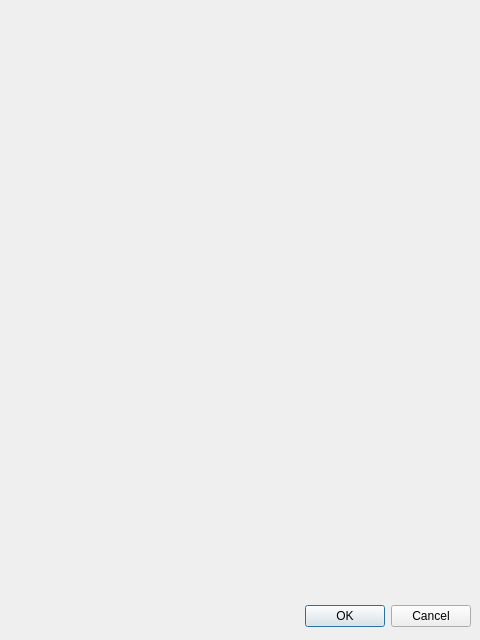
Above: ofdEditor/model/Widget/FontSettingDialog.ui from mcoder2014/ofdEditor before the change. Below: the same form after it.
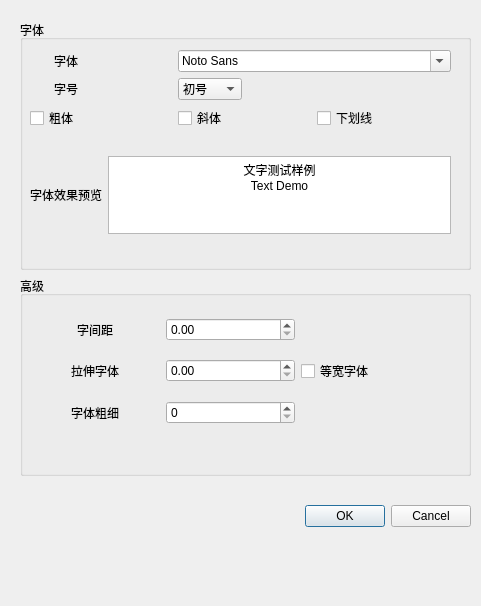
That is the form after the change.

```diff
--- a/ofdEditor/model/Widget/FontSettingDialog.ui
+++ b/ofdEditor/model/Widget/FontSettingDialog.ui
@@ -5,28 +5,585 @@
    <rect>
     <x>0</x>
     <y>0</y>
-    <width>480</width>
-    <height>640</height>
+    <width>481</width>
+    <height>606</height>
    </rect>
   </property>
+  <property name="sizePolicy">
+   <sizepolicy hsizetype="Fixed" vsizetype="Fixed">
+    <horstretch>0</horstretch>
+    <verstretch>0</verstretch>
+   </sizepolicy>
+  </property>
   <property name="windowTitle">
    <string>Dialog</string>
   </property>
-  <widget class="QDialogButtonBox" name="buttonBox">
+  <widget class="QWidget" name="verticalLayoutWidget">
    <property name="geometry">
     <rect>
-     <x>10</x>
-     <y>600</y>
-     <width>461</width>
-     <height>32</height>
+     <x>20</x>
+     <y>20</y>
+     <width>451</width>
+     <height>571</height>
     </rect>
    </property>
-   <property name="orientation">
-    <enum>Qt::Horizontal</enum>
-   </property>
-   <property name="standardButtons">
-    <set>QDialogButtonBox::Cancel|QDialogButtonBox::Ok</set>
-   </property>
+   <layout class="QVBoxLayout" name="verticalLayout">
+    <item>
+     <widget class="QGroupBox" name="groupBox">
+      <property name="minimumSize">
+       <size>
+        <width>200</width>
+        <height>250</height>
+       </size>
+      </property>
+      <property name="maximumSize">
+       <size>
+        <width>480</width>
+        <height>400</height>
+       </size>
+      </property>
+      <property name="title">
+       <string>字体</string>
+      </property>
+      <widget class="QWidget" name="gridLayoutWidget">
+       <property name="geometry">
+        <rect>
+         <x>10</x>
+         <y>30</y>
+         <width>421</width>
+         <height>184</height>
+        </rect>
+       </property>
+       <layout class="QGridLayout" name="gridLayout_3">
+        <item row="5" column="0">
+         <spacer name="verticalSpacer">
+          <property name="orientation">
+           <enum>Qt::Vertical</enum>
+          </property>
+          <property name="sizeType">
+           <enum>QSizePolicy::Fixed</enum>
+          </property>
+          <property name="sizeHint" stdset="0">
+           <size>
+            <width>20</width>
+            <height>20</height>
+           </size>
+          </property>
+         </spacer>
+        </item>
+        <item row="4" column="0">
+         <widget class="QCheckBox" name="checkBold">
+          <property name="text">
+           <string>粗体</string>
+          </property>
+         </widget>
+        </item>
+        <item row="5" column="1">
+         <spacer name="verticalSpacer_7">
+          <property name="orientation">
+           <enum>Qt::Vertical</enum>
+          </property>
+          <property name="sizeHint" stdset="0">
+           <size>
+            <width>20</width>
+            <height>40</height>
+           </size>
+          </property>
+         </spacer>
+        </item>
+        <item row="0" column="0">
+         <widget class="QLabel" name="label_2">
+          <property name="text">
+           <string>字体</string>
+          </property>
+          <property name="alignment">
+           <set>Qt::AlignCenter</set>
+          </property>
+         </widget>
+        </item>
+        <item row="2" column="0">
+         <widget class="QLabel" name="label">
+          <property name="text">
+           <string>字号</string>
+          </property>
+          <property name="alignment">
+           <set>Qt::AlignCenter</set>
+          </property>
+         </widget>
+        </item>
+        <item row="4" column="4">
+         <widget class="QCheckBox" name="checkBox_2">
+          <property name="text">
+           <string>下划线</string>
+          </property>
+         </widget>
+        </item>
+        <item row="5" column="2">
+         <spacer name="verticalSpacer_5">
+          <property name="orientation">
+           <enum>Qt::Vertical</enum>
+          </property>
+          <property name="sizeHint" stdset="0">
+           <size>
+            <width>20</width>
+            <height>40</height>
+           </size>
+          </property>
+         </spacer>
+        </item>
+        <item row="8" column="0">
+         <widget class="QLabel" name="label_3">
+          <property name="text">
+           <string>字体效果预览</string>
+          </property>
+         </widget>
+        </item>
+        <item row="8" column="1" colspan="5">
+         <widget class="QTextBrowser" name="textBrowser">
+          <property name="html">
+           <string>&lt;!DOCTYPE HTML PUBLIC &quot;-//W3C//DTD HTML 4.0//EN&quot; &quot;http://www.w3.org/TR/REC-html40/strict.dtd&quot;&gt;
+&lt;html&gt;&lt;head&gt;&lt;meta name=&quot;qrichtext&quot; content=&quot;1&quot; /&gt;&lt;style type=&quot;text/css&quot;&gt;
+p, li { white-space: pre-wrap; }
+&lt;/style&gt;&lt;/head&gt;&lt;body style=&quot; font-family:'SimSun'; font-size:9pt; font-weight:400; font-style:normal;&quot;&gt;
+&lt;p align=&quot;center&quot; style=&quot; margin-top:0px; margin-bottom:0px; margin-left:0px; margin-right:0px; -qt-block-indent:0; text-indent:0px;&quot;&gt;文字测试样例&lt;/p&gt;
+&lt;p align=&quot;center&quot; style=&quot; margin-top:0px; margin-bottom:0px; margin-left:0px; margin-right:0px; -qt-block-indent:0; text-indent:0px;&quot;&gt;Text Demo&lt;/p&gt;&lt;/body&gt;&lt;/html&gt;</string>
+          </property>
+         </widget>
+        </item>
+        <item row="4" column="2">
+         <widget class="QCheckBox" name="checkItalic">
+          <property name="text">
+           <string>斜体</string>
+          </property>
+         </widget>
+        </item>
+        <item row="5" column="3">
+         <spacer name="verticalSpacer_2">
+          <property name="orientation">
+           <enum>Qt::Vertical</enum>
+          </property>
+          <property name="sizeHint" stdset="0">
+           <size>
+            <width>20</width>
+            <height>40</height>
+           </size>
+          </property>
+         </spacer>
+        </item>
+        <item row="5" column="5">
+         <spacer name="verticalSpacer_4">
+          <property name="orientation">
+           <enum>Qt::Vertical</enum>
+          </property>
+          <property name="sizeHint" stdset="0">
+           <size>
+            <width>20</width>
+            <height>40</height>
+           </size>
+          </property>
+         </spacer>
+        </item>
+        <item row="2" column="2">
+         <widget class="QComboBox" name="comboFontSize">
+          <property name="sizeAdjustPolicy">
+           <enum>QComboBox::AdjustToContents</enum>
+          </property>
+          <item>
+           <property name="text">
+            <string>初号</string>
+           </property>
+          </item>
+          <item>
+           <property name="text">
+            <string>小初</string>
+           </property>
+          </item>
+          <item>
+           <property name="text">
+            <string>一号</string>
+           </property>
+          </item>
+          <item>
+           <property name="text">
+            <string>小一</string>
+           </property>
+          </item>
+          <item>
+           <property name="text">
+            <string>二号</string>
+           </property>
+          </item>
+          <item>
+           <property name="text">
+            <string>小二</string>
+           </property>
+          </item>
+          <item>
+           <property name="text">
+            <string>三号</string>
+           </property>
+          </item>
+          <item>
+           <property name="text">
+            <string>小三</string>
+           </property>
+          </item>
+          <item>
+           <property name="text">
+            <string>四号</string>
+           </property>
+          </item>
+          <item>
+           <property name="text">
+            <string>小四</string>
+           </property>
+          </item>
+          <item>
+           <property name="text">
+            <string>五号</string>
+           </property>
+          </item>
+          <item>
+           <property name="text">
+            <string>小五</string>
+           </property>
+          </item>
+          <item>
+           <property name="text">
+            <string>六号</string>
+           </property>
+          </item>
+          <item>
+           <property name="text">
+            <string>小六</string>
+           </property>
+          </item>
+          <item>
+           <property name="text">
+            <string>七号</string>
+           </property>
+          </item>
+          <item>
+           <property name="text">
+            <string>八号</string>
+           </property>
+          </item>
+          <item>
+           <property name="text">
+            <string>5</string>
+           </property>
+          </item>
+          <item>
+           <property name="text">
+            <string>5.5</string>
+           </property>
+          </item>
+          <item>
+           <property name="text">
+            <string>6.5</string>
+           </property>
+          </item>
+          <item>
+           <property name="text">
+            <string>7.5</string>
+           </property>
+          </item>
+          <item>
+           <property name="text">
+            <string>8</string>
+           </property>
+          </item>
+          <item>
+           <property name="text">
+            <string>9</string>
+           </property>
+          </item>
+          <item>
+           <property name="text">
+            <string>10</string>
+           </property>
+          </item>
+          <item>
+           <property name="text">
+            <string>10.5</string>
+           </property>
+          </item>
+          <item>
+           <property name="text">
+            <string>11</string>
+           </property>
+          </item>
+          <item>
+           <property name="text">
+            <string>12</string>
+           </property>
+          </item>
+          <item>
+           <property name="text">
+            <string>14</string>
+           </property>
+          </item>
+          <item>
+           <property name="text">
+            <string>16</string>
+           </property>
+          </item>
+          <item>
+           <property name="text">
+            <string>18</string>
+           </property>
+          </item>
+          <item>
+           <property name="text">
+            <string>20</string>
+           </property>
+          </item>
+          <item>
+           <property name="text">
+            <string>22</string>
+           </property>
+          </item>
+          <item>
+           <property name="text">
+            <string>24</string>
+           </property>
+          </item>
+          <item>
+           <property name="text">
+            <string>26</string>
+           </property>
+          </item>
+          <item>
+           <property name="text">
+            <string>28</string>
+           </property>
+          </item>
+          <item>
+           <property name="text">
+            <string>36</string>
+           </property>
+          </item>
+          <item>
+           <property name="text">
+            <string>48</string>
+           </property>
+          </item>
+          <item>
+           <property name="text">
+            <string>72</string>
+           </property>
+          </item>
+         </widget>
+        </item>
+        <item row="0" column="2" colspan="4">
+         <widget class="QFontComboBox" name="comboFont">
+          <property name="sizeAdjustPolicy">
+           <enum>QComboBox::AdjustToContents</enum>
+          </property>
+          <property name="currentFont">
+           <font>
+            <family>黑体</family>
+           </font>
+          </property>
+         </widget>
+        </item>
+        <item row="5" column="4">
+         <spacer name="verticalSpacer_6">
+          <property name="orientation">
+           <enum>Qt::Vertical</enum>
+          </property>
+          <property name="sizeHint" stdset="0">
+           <size>
+            <width>20</width>
+            <height>40</height>
+           </size>
+          </property>
+         </spacer>
+        </item>
+       </layout>
+      </widget>
+     </widget>
+    </item>
+    <item>
+     <widget class="QGroupBox" name="groupBox_2">
+      <property name="minimumSize">
+       <size>
+        <width>200</width>
+        <height>200</height>
+       </size>
+      </property>
+      <property name="maximumSize">
+       <size>
+        <width>480</width>
+        <height>400</height>
+       </size>
+      </property>
+      <property name="title">
+       <string>高级</string>
+      </property>
+      <widget class="QWidget" name="gridLayoutWidget_2">
+       <property name="geometry">
+        <rect>
+         <x>10</x>
+         <y>30</y>
+         <width>421</width>
+         <height>151</height>
+        </rect>
+       </property>
+       <layout class="QGridLayout" name="gridLayout_2">
+        <item row="3" column="2">
+         <spacer name="verticalSpacer_10">
+          <property name="orientation">
+           <enum>Qt::Vertical</enum>
+          </property>
+          <property name="sizeType">
+           <enum>QSizePolicy::Fixed</enum>
+          </property>
+          <property name="sizeHint" stdset="0">
+           <size>
+            <width>20</width>
+            <height>20</height>
+           </size>
+          </property>
+         </spacer>
+        </item>
+        <item row="3" column="4">
+         <spacer name="verticalSpacer_9">
+          <property name="orientation">
+           <enum>Qt::Vertical</enum>
+          </property>
+          <property name="sizeType">
+           <enum>QSizePolicy::Fixed</enum>
+          </property>
+          <property name="sizeHint" stdset="0">
+           <size>
+            <width>20</width>
+            <height>20</height>
+           </size>
+          </property>
+         </spacer>
+        </item>
+        <item row="0" column="1">
+         <widget class="QLabel" name="label_4">
+          <property name="text">
+           <string>字间距</string>
+          </property>
+          <property name="alignment">
+           <set>Qt::AlignCenter</set>
+          </property>
+         </widget>
+        </item>
+        <item row="1" column="1">
+         <widget class="QLabel" name="label_5">
+          <property name="text">
+           <string>拉伸字体</string>
+          </property>
+          <property name="alignment">
+           <set>Qt::AlignCenter</set>
+          </property>
+         </widget>
+        </item>
+        <item row="2" column="1">
+         <widget class="QLabel" name="label_6">
+          <property name="text">
+           <string>字体粗细</string>
+          </property>
+          <property name="alignment">
+           <set>Qt::AlignCenter</set>
+          </property>
+         </widget>
+        </item>
+        <item row="3" column="1">
+         <spacer name="verticalSpacer_8">
+          <property name="orientation">
+           <enum>Qt::Vertical</enum>
+          </property>
+          <property name="sizeType">
+           <enum>QSizePolicy::Fixed</enum>
+          </property>
+          <property name="sizeHint" stdset="0">
+           <size>
+            <width>20</width>
+            <height>20</height>
+           </size>
+          </property>
+         </spacer>
+        </item>
+        <item row="3" column="3">
+         <spacer name="verticalSpacer_11">
+          <property name="orientation">
+           <enum>Qt::Vertical</enum>
+          </property>
+          <property name="sizeType">
+           <enum>QSizePolicy::Fixed</enum>
+          </property>
+          <property name="sizeHint" stdset="0">
+           <size>
+            <width>20</width>
+            <height>20</height>
+           </size>
+          </property>
+         </spacer>
+        </item>
+        <item row="0" column="2">
+         <widget class="QDoubleSpinBox" name="doubleFontSpace"/>
+        </item>
+        <item row="1" column="2">
+         <widget class="QDoubleSpinBox" name="doubleFontStretch"/>
+        </item>
+        <item row="2" column="2">
+         <widget class="QSpinBox" name="intFontWeidht"/>
+        </item>
+        <item row="1" column="3">
+         <widget class="QCheckBox" name="checkFixedWidth">
+          <property name="text">
+           <string>等宽字体</string>
+          </property>
+         </widget>
+        </item>
+       </layout>
+      </widget>
+     </widget>
+    </item>
+    <item>
+     <widget class="QDialogButtonBox" name="buttonBox">
+      <property name="minimumSize">
+       <size>
+        <width>0</width>
+        <height>50</height>
+       </size>
+      </property>
+      <property name="maximumSize">
+       <size>
+        <width>16777215</width>
+        <height>100</height>
+       </size>
+      </property>
+      <property name="orientation">
+       <enum>Qt::Horizontal</enum>
+      </property>
+      <property name="standardButtons">
+       <set>QDialogButtonBox::Cancel|QDialogButtonBox::Ok</set>
+      </property>
+     </widget>
+    </item>
+    <item>
+     <spacer name="verticalSpacer_3">
+      <property name="orientation">
+       <enum>Qt::Vertical</enum>
+      </property>
+      <property name="sizeType">
+       <enum>QSizePolicy::Fixed</enum>
+      </property>
+      <property name="sizeHint" stdset="0">
+       <size>
+        <width>20</width>
+        <height>40</height>
+       </size>
+      </property>
+     </spacer>
+    </item>
+   </layout>
   </widget>
  </widget>
  <resources/>
```
Left out of the diff: 1 changed line with no effect on the pictures.
